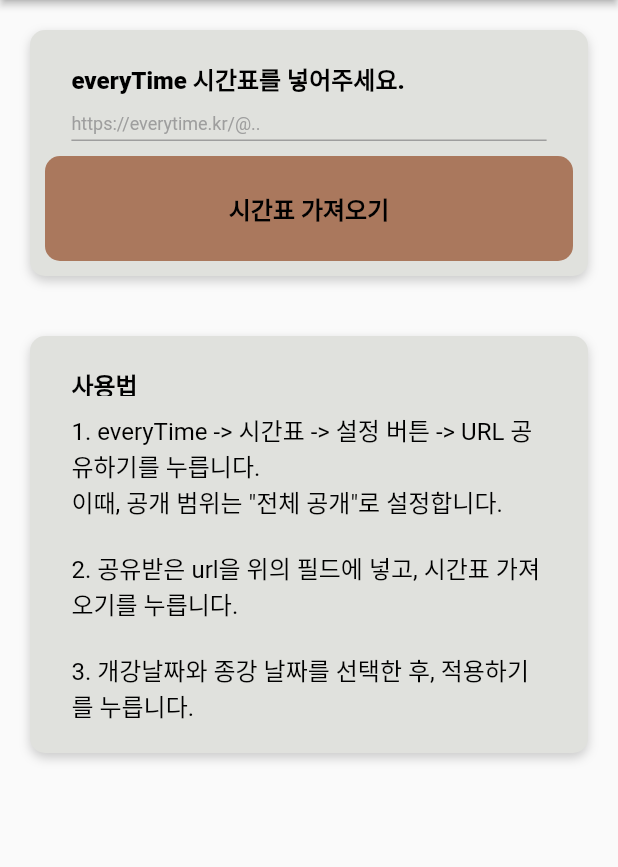
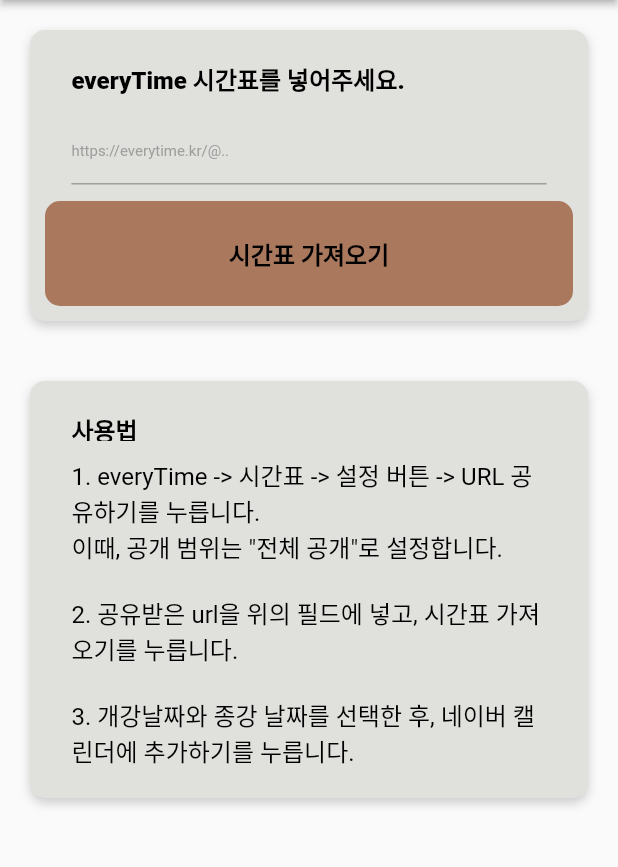
Before and after one commit to junchanpp/everytime2CalApp, a Flutter app: the screen it shows after launch, on a phone screen of 412 x 824 dp, the part 84-951 px from its top. Run offline on Flutter 3.47's test engine with Material 2 defaults, Android fonts, the phone set to English and light mode, and no system bars; missing offline and left inert: flutter_naver_login.

Commit message:
[feat] 마지막 세부사항 수정

```diff
--- a/lib/component/common_text_field.dart
+++ b/lib/component/common_text_field.dart
@@ -6,7 +6,7 @@
       hintText: labelText,
       hintStyle: const TextStyle(
         color: Colors.grey,
-        fontSize: 12.0,
+        fontSize: 10.0,
       ),
       enabledBorder: const UnderlineInputBorder(
         borderSide: BorderSide(
--- a/lib/component/introduction_container.dart
+++ b/lib/component/introduction_container.dart
@@ -73,7 +73,7 @@
                   child: FractionallySizedBox(
                     widthFactor: 0.9,
                     child: Text(
-                      '3. 개강날짜와 종강 날짜를 선택한 후, 적용하기를 누릅니다.',
+                      '3. 개강날짜와 종강 날짜를 선택한 후, 네이버 캘린더에 추가하기를 누릅니다.',
                       style: CommonTextStyle.defaultTextStyle(),
                     ),
                   ),
--- a/lib/page/home_page.dart
+++ b/lib/page/home_page.dart
@@ -13,7 +13,7 @@
 }
 
 class _HomePageState extends State<HomePage> {
-  late String everyTimeUrl;
+  String everyTimeUrl="";
 
   onChanged(String url) {
     setState(() {
@@ -24,6 +24,7 @@
   onSubmitted() {
     RegExp regExp = RegExp(r"^https:\/\/everytime\.kr\/@.*$");
     if (regExp.hasMatch(everyTimeUrl) == false) {
+
       showDialog(
           context: context,
           builder: (BuildContext context) {
@@ -41,8 +42,6 @@
           });
       return;
     }
-
-    //processPage 클래스로 이동 및 이동할 때 everyTimeUrl 전달
     Navigator.push(
         context,
         MaterialPageRoute(
@@ -117,11 +116,12 @@
                 Container(
                   width: double.infinity,
                   padding: const EdgeInsets.only(top: 10, bottom: 10),
-                  height: 40,
+                  height: 70,
                   alignment: Alignment.center,
                   child: FractionallySizedBox(
                     widthFactor: 0.9,
                     child: TextField(
+                      maxLines: 1,
                       onChanged: onChanged,
                       obscureText: false,
                       decoration: CommonTextField.defaultTextFieldDecoration(
```
Also changed, not shown: lib/page/process_page.dart (+18 -8 lines), 1 other file.
